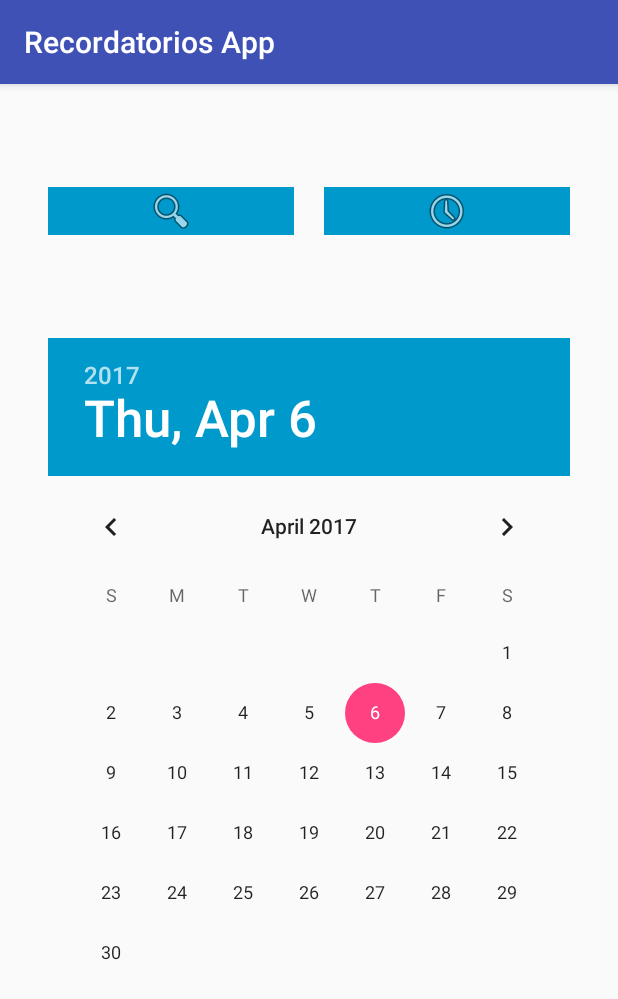
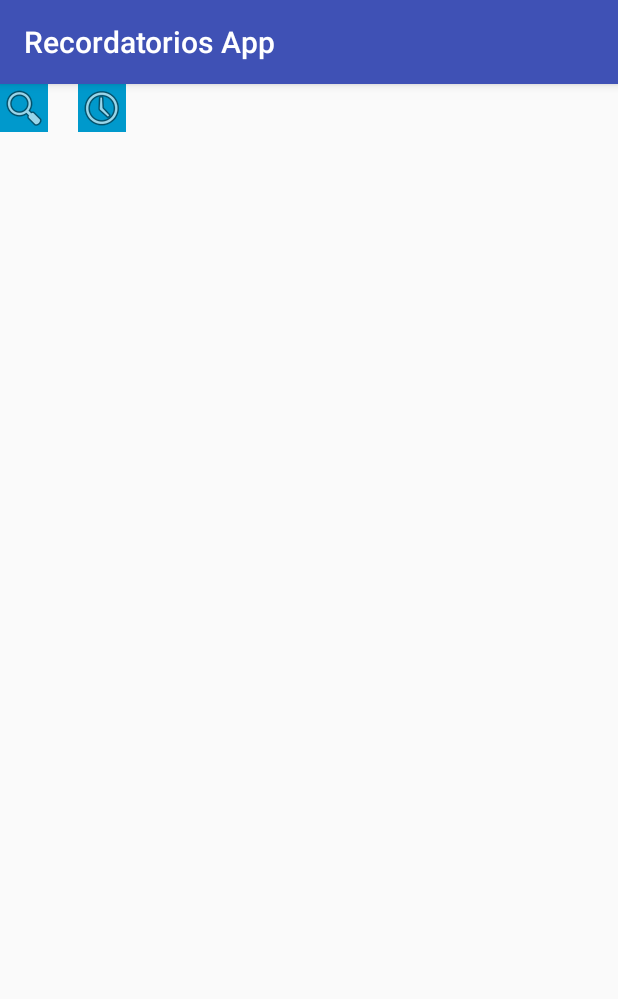
Before and after one commit to Colima-97/Recordatorios_App, an Android app: the screen it shows after launch (MainActivity), on a phone screen of 412 x 824 dp. Shown: the top 999 px of the screen. Run offline under Robolectric (Android 15) with nearby library versions, the phone set to English and light mode, and no system bars.

Commit message:
Traté de quitar el Calendario de la Activity Main

```diff
--- a/app/src/main/AndroidManifest.xml
+++ b/app/src/main/AndroidManifest.xml
@@ -16,7 +16,6 @@
                 <category android:name="android.intent.category.LAUNCHER" />
             </intent-filter>
         </activity>
-        <activity android:name=".Search" />
         <activity
             android:name=".Buscar"
             android:label="@string/title_activity_buscar"
--- a/app/src/main/java/cry/who/boy/tec/brandon/com/recordatorios_app/MainActivity.java
+++ b/app/src/main/java/cry/who/boy/tec/brandon/com/recordatorios_app/MainActivity.java
@@ -4,9 +4,6 @@ import android.content.Intent;
 import android.support.v7.app.AppCompatActivity;
 import android.os.Bundle;
 import android.view.View;
-import android.widget.ArrayAdapter;
-import android.widget.Spinner;
-
 
 public class MainActivity extends AppCompatActivity {
 
--- a/app/src/main/res/layout/activity_main.xml
+++ b/app/src/main/res/layout/activity_main.xml
@@ -1,29 +1,16 @@
 <?xml version="1.0" encoding="utf-8"?>
-<android.support.constraint.ConstraintLayout xmlns:android="http://schemas.android.com/apk/res/android"
+<android.support.constraint.ConstraintLayout
+    xmlns:android="http://schemas.android.com/apk/res/android"
     xmlns:app="http://schemas.android.com/apk/res-auto"
     xmlns:tools="http://schemas.android.com/tools"
     android:layout_width="match_parent"
     android:layout_height="match_parent"
     tools:context="cry.who.boy.tec.brandon.com.recordatorios_app.MainActivity">
 
-    <DatePicker
-        android:id="@+id/datePicker"
-        android:layout_width="348dp"
-        android:layout_height="wrap_content"
-        android:headerBackground="@android:color/holo_blue_dark"
-        app:layout_constraintBottom_toBottomOf="parent"
-        app:layout_constraintLeft_toLeftOf="parent"
-        app:layout_constraintRight_toRightOf="parent"
-        app:layout_constraintTop_toTopOf="parent"
-        app:layout_constraintVertical_bias="0.50" />
-
     <LinearLayout
         android:layout_width="0dp"
         android:layout_height="wrap_content"
         android:orientation="horizontal"
-        app:layout_constraintBottom_toTopOf="@+id/datePicker"
-        app:layout_constraintRight_toRightOf="@+id/datePicker"
-        app:layout_constraintLeft_toLeftOf="@+id/datePicker"
         app:layout_constraintTop_toTopOf="parent">
 
         <ImageButton
```
Also changed, not shown: app/src/main/java/cry/who/boy/tec/brandon/com/recordatorios_app/Search.java (deleted, +0 -13 lines), app/src/main/res/layout/activity_buscar.xml (+3 -5 lines), app/src/main/res/layout/activity_search.xml (deleted, +0 -9 lines).
